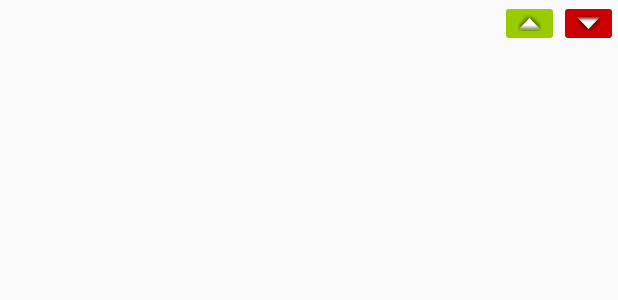
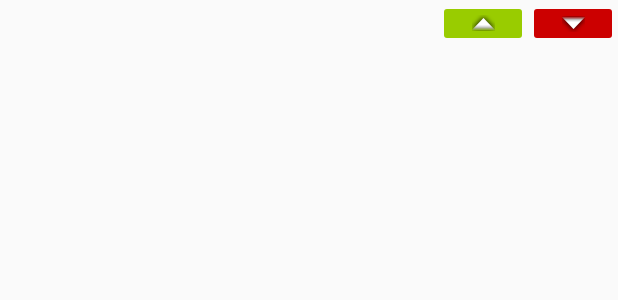
Before and after one commit to d-mcadam/ArtefactTracker, an Android app: the layout view_holder_artefact.xml on its own in the app's theme, with its tools: preview values and no code run, on a phone screen of 412 x 824 dp. Shown: the top 300 px of the screen. Run offline under Robolectric (Android 15) with nearby library versions, the phone set to English and light mode, and no system bars.

Commit message:
resized text and buttons in view holders

```diff
--- a/app/src/main/res/layout/view_holder_artefact.xml
+++ b/app/src/main/res/layout/view_holder_artefact.xml
@@ -14,7 +14,7 @@
         android:layout_marginEnd="100dp"
         android:gravity="center_vertical|end"
         android:textColor="@android:color/background_dark"
-        android:textSize="24sp"
+        android:textSize="18sp"
         android:textStyle="bold"
         app:layout_constraintEnd_toStartOf="@+id/imageButtonHolderAddArtefact"
         app:layout_constraintStart_toStartOf="parent"
@@ -22,7 +22,7 @@
 
     <ImageButton
         android:id="@+id/imageButtonHolderMinusArtefact"
-        android:layout_width="wrap_content"
+        android:layout_width="60dp"
         android:layout_height="wrap_content"
         android:backgroundTint="@android:color/holo_red_dark"
         android:clickable="false"
@@ -38,7 +38,7 @@
         android:layout_marginStart="8dp"
         android:gravity="center_vertical"
         android:textColor="@android:color/background_dark"
-        android:textSize="24sp"
+        android:textSize="18sp"
         android:textStyle="bold"
         app:layout_constraintEnd_toStartOf="@+id/imageButtonHolderAddArtefact"
         app:layout_constraintStart_toEndOf="@+id/textViewHolderArtefactName"
@@ -46,7 +46,7 @@
 
     <ImageButton
         android:id="@+id/imageButtonHolderAddArtefact"
-        android:layout_width="wrap_content"
+        android:layout_width="60dp"
         android:layout_height="wrap_content"
         android:backgroundTint="@android:color/holo_green_light"
         app:layout_constraintEnd_toStartOf="@+id/imageButtonHolderMinusArtefact"
--- a/app/src/main/res/layout/view_holder_material.xml
+++ b/app/src/main/res/layout/view_holder_material.xml
@@ -13,7 +13,7 @@
         android:layout_marginStart="8dp"
         android:gravity="center_vertical"
         android:textColor="@android:color/background_dark"
-        android:textSize="24sp"
+        android:textSize="18sp"
         android:textStyle="bold"
         app:layout_constraintEnd_toStartOf="@+id/imageButtonHolderDeleteMaterial"
         app:layout_constraintStart_toStartOf="parent"
--- a/app/src/main/res/layout/view_holder_material_requirement.xml
+++ b/app/src/main/res/layout/view_holder_material_requirement.xml
@@ -13,7 +13,7 @@
         android:layout_marginEnd="100dp"
         android:gravity="center_vertical|end"
         android:textColor="@android:color/background_dark"
-        android:textSize="24sp"
+        android:textSize="18sp"
         android:textStyle="bold"
         app:layout_constraintEnd_toStartOf="@+id/imageButtonHolderDeleteMaterialRequirement"
         app:layout_constraintStart_toStartOf="parent"
@@ -36,7 +36,7 @@
         android:layout_marginStart="8dp"
         android:gravity="center_vertical"
         android:textColor="@android:color/background_dark"
-        android:textSize="24sp"
+        android:textSize="18sp"
         android:textStyle="bold"
         app:layout_constraintEnd_toStartOf="@+id/imageButtonHolderDeleteMaterialRequirement"
         app:layout_constraintStart_toEndOf="@+id/textViewHolderMaterialRequirement"
```
